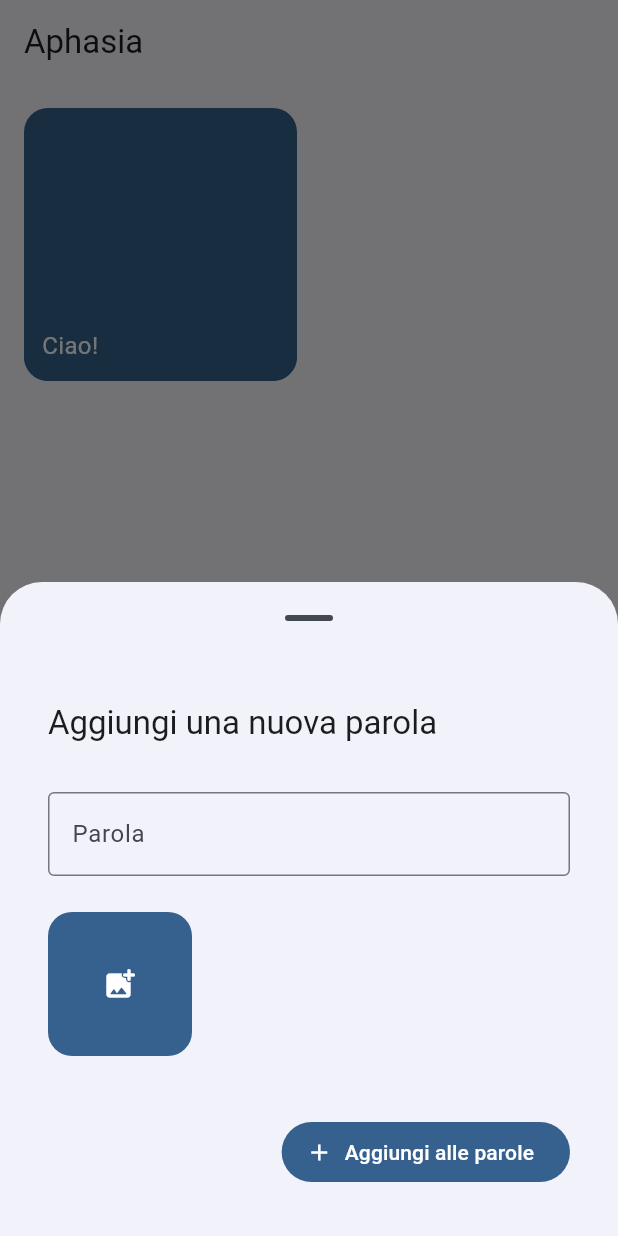
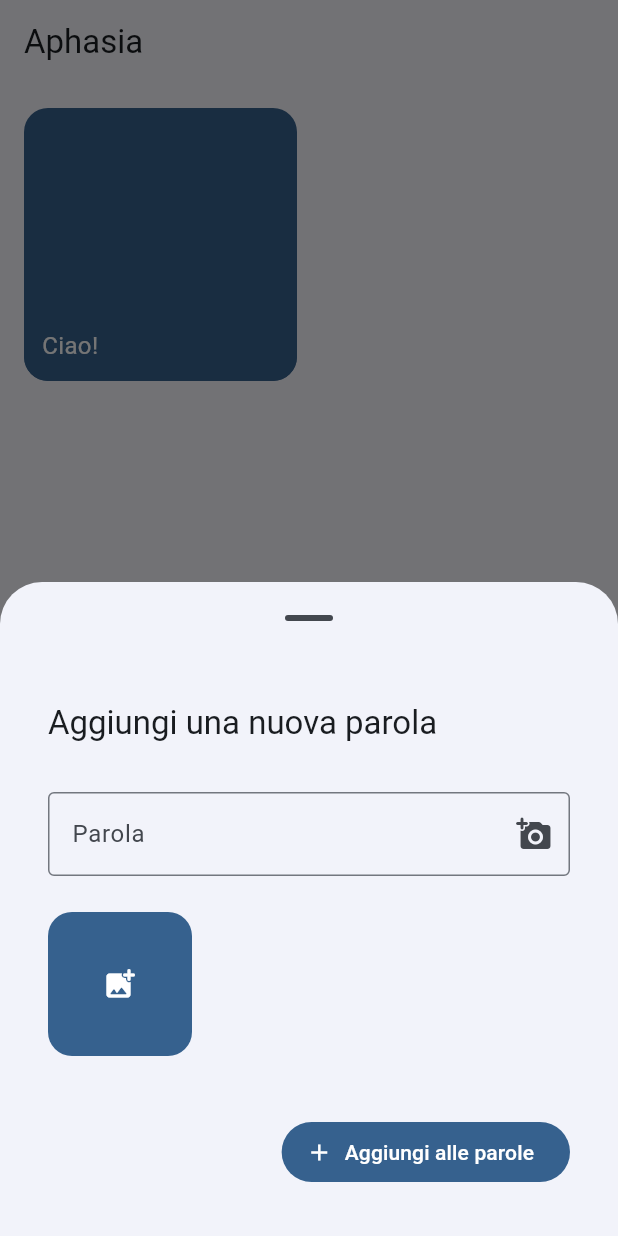
Before and after one commit to fabio-vokrri/aphasia, a Flutter app: the screen it shows after launch, after a tap on the "add" icon, on a phone screen of 412 x 824 dp. Run offline on Flutter 3.47's test engine with Material 3 defaults, Android fonts, the light colour scheme and no system bars; our stand-ins replace flutter_tts, image_picker.

Commit message:
refactored and added some small features (dialogs and photos from camera)

```diff
--- /dev/null
+++ b/lib/extensions/capitalize.dart
@@ -0,0 +1,5 @@
+extension Capitalize on String {
+  String get capitalized {
+    return "${this[0].toUpperCase()}${substring(1)}";
+  }
+}
--- a/lib/main.dart
+++ b/lib/main.dart
@@ -6,9 +6,7 @@ import 'package:provider/provider.dart';
 
 void main(List<String> args) {
   SystemChrome.setSystemUIOverlayStyle(
-    const SystemUiOverlayStyle(
-      systemNavigationBarColor: Colors.transparent,
-    ),
+    const SystemUiOverlayStyle(systemNavigationBarColor: Colors.transparent),
   );
   runApp(const Aphasia());
 }
--- a/lib/view/components/bottom_sheet.dart
+++ b/lib/view/components/bottom_sheet.dart
@@ -1,7 +1,9 @@
 import 'dart:io';
 
+import 'package:aphasia/extensions/capitalize.dart';
 import 'package:aphasia/model/word.dart';
 import 'package:aphasia/providers/word_provider.dart';
+import 'package:aphasia/view/components/already_added_dialog.dart';
 import 'package:flutter/material.dart';
 import 'package:flutter/services.dart';
 import 'package:image_picker/image_picker.dart';
@@ -15,14 +17,16 @@ class CustomBottomSheet extends StatefulWidget {
 }
 
 class _CustomBottomSheetState extends State<CustomBottomSheet> {
+  final _key = GlobalKey<FormState>();
   final _wordController = TextEditingController();
   final _focusNode = FocusNode();
+
   final List<File> _images = [];
 
-  /// picks an image from the gallery
-  Future<void> pickImage() async {
+  /// picks an image from the given `source`.
+  Future<void> pickImageFrom(ImageSource source) async {
     try {
-      final image = await ImagePicker().pickImage(source: ImageSource.gallery);
+      final image = await ImagePicker().pickImage(source: source);
       if (image == null) return;
       _images.add(File(image.path));
       setState(() {});
@@ -56,12 +60,25 @@ class _CustomBottomSheetState extends State<CustomBottomSheet> {
             style: Theme.of(context).textTheme.titleLarge,
           ),
           const SizedBox(height: 32.0),
-          TextFormField(
-            controller: _wordController,
-            focusNode: _focusNode,
-            decoration: const InputDecoration(
-              border: OutlineInputBorder(),
-              label: Text("Parola"),
+          Form(
+            key: _key,
+            child: TextFormField(
+              controller: _wordController,
+              focusNode: _focusNode,
+              validator: (String? value) {
+                if (value == null || value.isEmpty) {
+                  return "Inserisci una parola";
+                }
+                return null;
+              },
+              decoration: InputDecoration(
+                border: const OutlineInputBorder(),
+                label: const Text("Parola"),
+                suffixIcon: IconButton(
+                  onPressed: () => pickImageFrom(ImageSource.camera),
+                  icon: const Icon(Icons.add_a_photo_rounded),
+                ),
+              ),
             ),
           ),
           const SizedBox(height: 16.0),
@@ -70,7 +87,7 @@ class _CustomBottomSheetState extends State<CustomBottomSheet> {
             child: Row(
               children: [
                 GestureDetector(
-                  onTap: () => pickImage(),
+                  onTap: () => pickImageFrom(ImageSource.gallery),
                   child: Container(
                     height: 96,
                     width: 96,
@@ -113,13 +130,13 @@ class _CustomBottomSheetState extends State<CustomBottomSheet> {
             child: FilledButton.icon(
               onPressed: () {
                 // if the word has not been yet typed, do nothing
-                if (_wordController.text.isEmpty) {
+                if (!_key.currentState!.validate()) {
                   _focusNode.unfocus();
                   return;
                 }
 
                 // creates a new word with the given content.
-                final newWord = Word(_wordController.text);
+                final newWord = Word(_wordController.text.capitalized);
                 // adds all the selected images to the new word.
                 newWord.addAllImages(_images);
                 // otherwise, try to insert it in the words list.
@@ -134,13 +151,11 @@ class _CustomBottomSheetState extends State<CustomBottomSheet> {
                 // if the word has not been added, closes the keyboard
                 _focusNode.unfocus();
                 // and displays a snackbar to warn you so.
-                ScaffoldMessenger.of(context).showSnackBar(
-                  const SnackBar(
-                    behavior: SnackBarBehavior.floating,
-                    content: Text(
-                      "Questa parola è già stata agginuta alla tua lista!",
-                    ),
-                  ),
+                showDialog(
+                  context: context,
+                  builder: (context) {
+                    return const AlreadyAddedDialog();
+                  },
                 );
               },
               icon: const Icon(Icons.add),
--- a/lib/view/components/word_card.dart
+++ b/lib/view/components/word_card.dart
@@ -1,4 +1,6 @@
 import 'package:aphasia/model/word.dart';
+import 'package:aphasia/view/components/delete_dialog.dart';
+import 'package:aphasia/view/components/word_label.dart';
 import 'package:flutter/material.dart';
 import 'package:flutter_tts/flutter_tts.dart';
 
@@ -15,9 +17,26 @@ class _WordCardState extends State<WordCard> {
   final tts = FlutterTts();
 
   @override
+  void initState() {
+    initTTS();
+    super.initState();
+  }
+
+  Future<void> initTTS() async {
+    await tts.setVolume(1);
+    await tts.setLanguage("it");
+  }
+
+  @override
   Widget build(BuildContext context) {
     return GestureDetector(
       onTap: () => tts.speak(widget.word.content),
+      onLongPress: () => showDialog(
+        context: context,
+        builder: (context) {
+          return DeleteDialog(word: widget.word);
+        },
+      ),
       child: ClipRRect(
         borderRadius: BorderRadius.circular(16.0),
         child: Container(
@@ -45,29 +64,3 @@ class _WordCardState extends State<WordCard> {
     );
   }
 }
-
-class WordLabel extends StatelessWidget {
-  const WordLabel({super.key, required this.word});
-
-  final Word word;
-
-  @override
-  Widget build(BuildContext context) {
-    return Container(
-      padding: const EdgeInsets.all(12),
-      width: double.infinity,
-      decoration: BoxDecoration(
-        color: Theme.of(context).primaryColor,
-        borderRadius: const BorderRadius.only(
-          bottomRight: Radius.circular(16),
-          bottomLeft: Radius.circular(16),
-        ),
-      ),
-      child: Text(
-        word.content,
-        style: const TextStyle(color: Colors.white, fontSize: 16),
-        overflow: TextOverflow.fade,
-      ),
-    );
-  }
-}
--- /dev/null
+++ b/lib/view/components/word_label.dart
@@ -0,0 +1,31 @@
+import 'package:aphasia/model/word.dart';
+import 'package:flutter/material.dart';
+
+class WordLabel extends StatelessWidget {
+  const WordLabel({super.key, required this.word});
+
+  final Word word;
+
+  @override
+  Widget build(BuildContext context) {
+    return Container(
+      padding: const EdgeInsets.all(12),
+      width: double.infinity,
+      decoration: BoxDecoration(
+        color: Theme.of(context).primaryColor,
+        borderRadius: const BorderRadius.only(
+          bottomRight: Radius.circular(16),
+          bottomLeft: Radius.circular(16),
+        ),
+      ),
+      child: Text(
+        word.content,
+        style: TextStyle(
+          color: Theme.of(context).colorScheme.onPrimary,
+          fontSize: 16,
+        ),
+        overflow: TextOverflow.fade,
+      ),
+    );
+  }
+}
--- a/lib/view/pages/home.dart
+++ b/lib/view/pages/home.dart
@@ -12,15 +12,9 @@ class HomePage extends StatelessWidget {
     final provider = Provider.of<WordProvider>(context);
 
     return Scaffold(
-      appBar: AppBar(
-        title: const Text("Aphasia"),
-      ),
+      appBar: AppBar(title: const Text("Aphasia")),
       body: provider.isEmpty
-          ? const Center(
-              child: Text(
-                "Nessuna parola ancora inserita!",
-              ),
-            )
+          ? const Center(child: Text("Nessuna parola ancora inserita!"))
           : GridView.count(
               padding: const EdgeInsets.all(16.0),
               mainAxisSpacing: 16.0,
@@ -31,6 +25,8 @@ class HomePage extends StatelessWidget {
                   .toList(),
             ),
       floatingActionButton: FloatingActionButton(
+        backgroundColor: Theme.of(context).primaryColor,
+        foregroundColor: Theme.of(context).colorScheme.onPrimary,
         onPressed: () {
           showModalBottomSheet(
             showDragHandle: true,
```
Also changed, not shown: lib/view/components/already_added_dialog.dart (added, +22 -0 lines), lib/view/components/delete_dialog.dart (added, +38 -0 lines).
